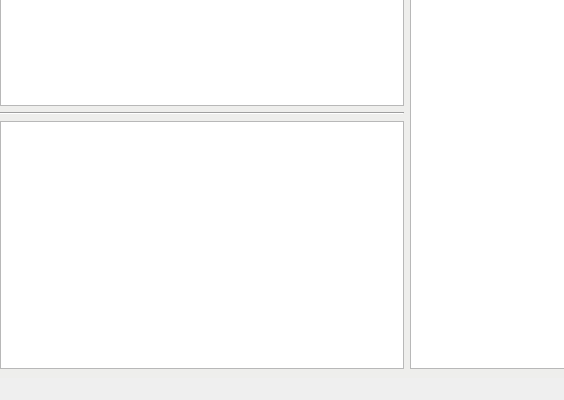
First picture: the form in src/editor.ui, repository ptyin/qtexteditor, before the edit; both pictures show x 0 to 564 and y 228 to 628 of the 1341 by 628 pixel window.
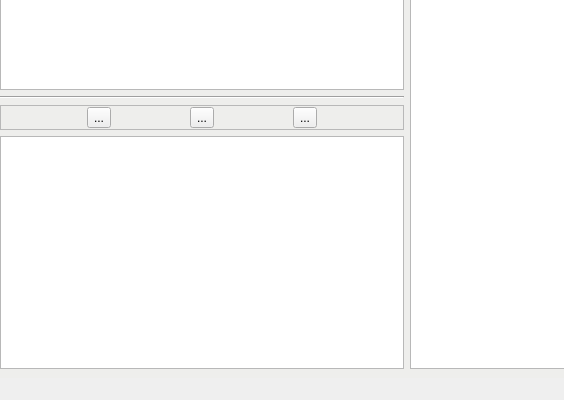
Second picture: the form after the edit. Icons and pictures are not drawn. Custom widgets are drawn as their Qt base class.

Patch:
```diff
--- a/src/editor.ui
+++ b/src/editor.ui
@@ -10,6 +10,12 @@
     <height>628</height>
    </rect>
   </property>
+  <property name="sizePolicy">
+   <sizepolicy hsizetype="Preferred" vsizetype="Maximum">
+    <horstretch>0</horstretch>
+    <verstretch>0</verstretch>
+   </sizepolicy>
+  </property>
   <property name="windowTitle">
    <string>Editor</string>
   </property>
@@ -724,7 +730,73 @@
          </widget>
         </item>
         <item>
-         <widget class="QTreeView" name="remote_file_view">
+         <widget class="QFrame" name="frame_2">
+          <property name="minimumSize">
+           <size>
+            <width>202</width>
+            <height>25</height>
+           </size>
+          </property>
+          <property name="maximumSize">
+           <size>
+            <width>404</width>
+            <height>30</height>
+           </size>
+          </property>
+          <property name="frameShape">
+           <enum>QFrame::StyledPanel</enum>
+          </property>
+          <property name="frameShadow">
+           <enum>QFrame::Raised</enum>
+          </property>
+          <layout class="QHBoxLayout" name="horizontalLayout_2">
+           <property name="spacing">
+            <number>2</number>
+           </property>
+           <property name="topMargin">
+            <number>0</number>
+           </property>
+           <property name="bottomMargin">
+            <number>0</number>
+           </property>
+           <item>
+            <widget class="QToolButton" name="n_upload">
+             <property name="text">
+              <string>...</string>
+             </property>
+             <property name="icon">
+              <iconset theme="document">
+               <normaloff>.</normaloff>.</iconset>
+             </property>
+            </widget>
+           </item>
+           <item>
+            <widget class="QToolButton" name="n_delete">
+             <property name="text">
+              <string>...</string>
+             </property>
+             <property name="icon">
+              <iconset theme="edit-delete">
+               <normaloff>.</normaloff>.</iconset>
+             </property>
+            </widget>
+           </item>
+           <item>
+            <widget class="QToolButton" name="n_refresh">
+             <property name="text">
+              <string>...</string>
+             </property>
+             <property name="icon">
+              <iconset theme="view-refresh">
+               <normaloff>.</normaloff>.</iconset>
+             </property>
+            </widget>
+           </item>
+          </layout>
+         </widget>
+        </item>
+        <item>
+         <widget class="QListView" name="remote_file_view">
           <property name="sizePolicy">
            <sizepolicy hsizetype="Maximum" vsizetype="Expanding">
             <horstretch>0</horstretch>
```
Left out of the diff: 41 changed lines with no effect on the pictures.
